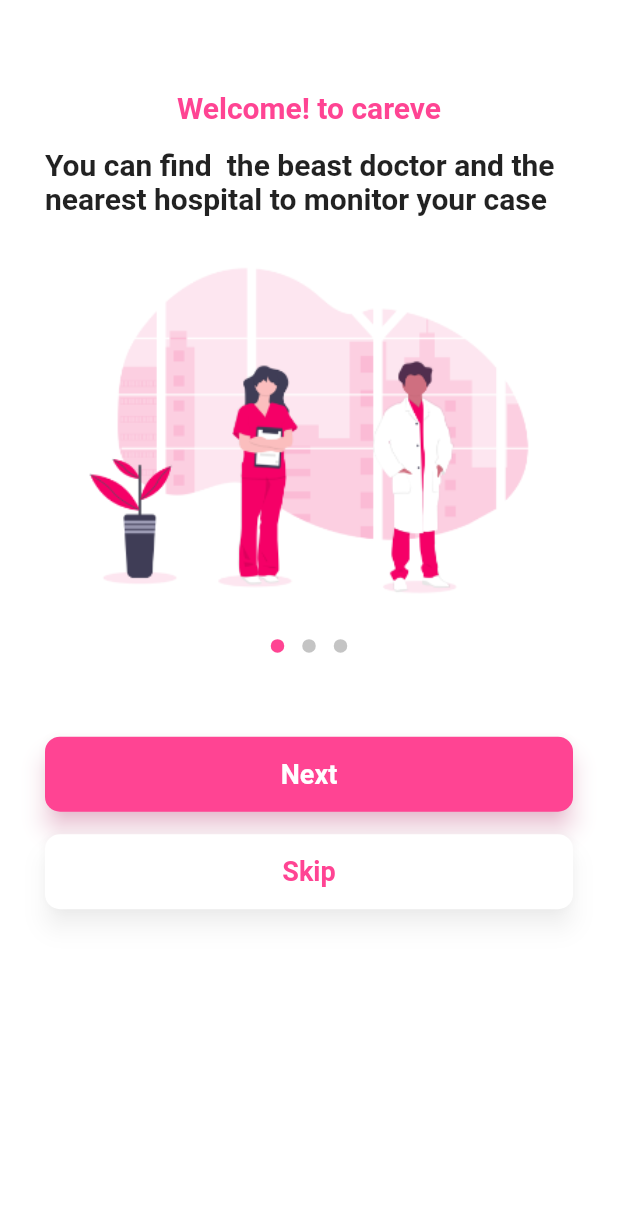
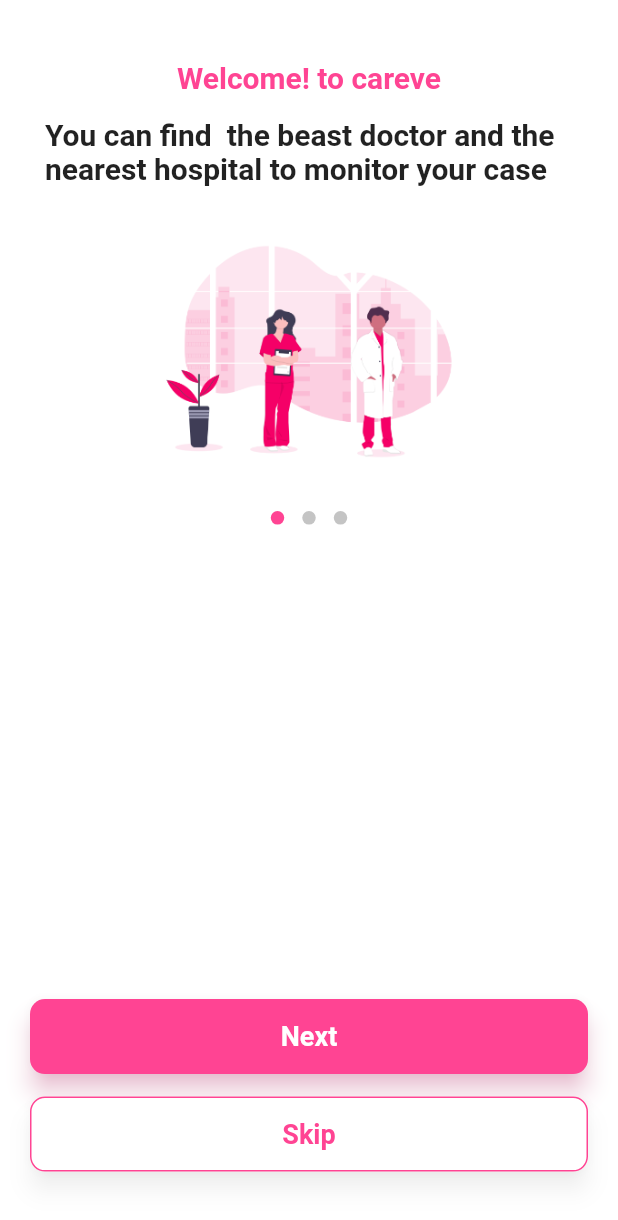
Before and after one commit to Medhat170/careve-Graduation-Project-, a Flutter app: the SplashView screen opened by its route, on a phone screen of 412 x 824 dp. Shown: the top 1220 px of the screen. Run offline on Flutter 3.47's test engine with Material 2 defaults, Android fonts, the phone set to English and light mode, and no system bars; drawn by our look-alikes of dots_indicator; our stand-ins replace dio, flutter_screenutil, font_awesome_flutter, get, pin_code_text_field; Roboto replaces fonts that are missing (Segoe UI); statements that could not run were skipped.

Commit message:
creating splash_screen2

```diff
--- /dev/null
+++ b/lib/app/components/SplashBody.dart
@@ -0,0 +1,88 @@
+import 'package:careve/app/routes/app_pages.dart';
+import 'package:careve/app/utilities/colorUtil.dart';
+import 'package:flutter/material.dart';
+import 'package:careve/app/utilities/pathUtil.dart';
+import '../components/AppButton.dart';
+import 'SplashContent.dart';
+import 'package:get/get.dart';
+
+class SplashBody extends StatefulWidget {
+  @override
+  _SplashBodyState createState() => _SplashBodyState();
+}
+
+class _SplashBodyState extends State<SplashBody> {
+  int currentPage = 0;
+  List<Map<String, String>> splashData = [
+    {
+      "text":
+          "You can find  the beast doctor and the nearest hospital to monitor your case",
+      "image": PathUtil.splashscreen1Image
+    },
+    {
+      "text": "Connect With Other People Who Are Experiencing The Same Things",
+      "image": PathUtil.splashscreen2Image
+    },
+    {
+      "text": "you can get articles and tests to check on your health",
+      "image": PathUtil.splashscreen3Image
+    },
+  ];
+  @override
+  Widget build(BuildContext context) {
+    return SafeArea(
+      child: SizedBox(
+        width: double.infinity,
+        child: Column(
+          children: <Widget>[
+            Expanded(
+              flex: 3,
+              child: PageView.builder(
+                onPageChanged: (value) {
+                  setState(() {
+                    currentPage = value;
+                  });
+                },
+                itemCount: splashData.length,
+                itemBuilder: (context, index) => SplashContent(
+                  image: splashData[index]["image"],
+                  text: splashData[index]['text'],
+                ),
+              ),
+            ),
+            Expanded(
+              flex: 2,
+              child: Padding(
+                padding: EdgeInsets.symmetric(horizontal: 20),
+                child: Column(
+                  children: <Widget>[
+                    Spacer(),
+                    Spacer(flex: 3),
+                    AppButton(
+                      'Next',
+                      onTap: () {},
+                      backgroundColor: ColorUtil.primaryColor,
+                    ),
+                    SizedBox(
+                      height: 15,
+                    ),
+                    AppButton(
+                      'Skip',
+                      onTap: () => Get.toNamed(
+                        Routes.HOME,
+                      ),
+                      textColor: ColorUtil.primaryColor,
+                      backgroundColor: Colors.white,
+                      borderColor: ColorUtil.primaryColor,
+                    ),
+                    Spacer(),
+                  ],
+                ),
+              ),
+            ),
+          ],
+        ),
+      ),
+    );
+  }
+}
--- /dev/null
+++ b/lib/app/components/SplashContent.dart
@@ -0,0 +1,62 @@
+import 'package:flutter/material.dart';
+import 'package:dots_indicator/dots_indicator.dart';
+import 'package:careve/app/utilities/colorUtil.dart';
+import 'package:flutter_screenutil/flutter_screenutil.dart';
+
+class SplashContent extends StatelessWidget {
+  const SplashContent({
+    Key key,
+    this.text,
+    this.image,
+  }) : super(key: key);
+  final String text, image;
+
+  @override
+  Widget build(BuildContext context) {
+    return Padding(
+      padding: EdgeInsets.symmetric(horizontal: 30, vertical: 40),
+      child: Column(
+        children: [
+          Text(
+            'Welcome! to careve',
+            style: TextStyle(
+              color: ColorUtil.primaryColor,
+              fontSize: 20,
+              fontWeight: FontWeight.bold,
+            ),
+          ),
+          SizedBox(
+            height: 15,
+          ),
+          Text(
+            text,
+            softWrap: true,
+            style: TextStyle(
+              fontSize: 20,
+              fontWeight: FontWeight.w600,
+            ),
+          ),
+          SizedBox(
+            height: 15,
+          ),
+          Image.asset(
+            image,
+            width: 600.w,
+            height: 500.w,
+          ),
+          SizedBox(
+            height: 5,
+          ),
+          new DotsIndicator(
+            dotsCount: 3,
+            position: 0,
+            decorator: DotsDecorator(
+              color: Color(0xffC4C4C4), // Inactive color
+              activeColor: ColorUtil.primaryColor,
+            ),
+          ),
+        ],
+      ),
+    );
+  }
+}
--- a/lib/app/modules/auth/views/auth_view.dart
+++ b/lib/app/modules/auth/views/auth_view.dart
@@ -86,7 +86,10 @@
                               ),
                               AppButton(
                                 S.of(context).signIn,
-                                onTap: () async => await controller.auth(),
+                                onTap: () async {
+                                  await controller.auth();
+                                  Get.toNamed(Routes.SPLASH);
+                                },
                                 backgroundColor: ColorUtil.primaryColor,
                               ),
                               const SizedBox(
--- a/lib/app/modules/home/views/home_view.dart
+++ b/lib/app/modules/home/views/home_view.dart
@@ -1,21 +1,14 @@
 import 'package:flutter/material.dart';
-
 import 'package:get/get.dart';
-
 import '../controllers/home_controller.dart';
 
 class HomeView extends GetView<HomeController> {
   @override
   Widget build(BuildContext context) {
     return Scaffold(
-      appBar: AppBar(
-        title: Text('HomeView'),
-        centerTitle: true,
-      ),
       body: Center(
-        child: Text(
-          'HomeView is working',
-          style: TextStyle(fontSize: 20),
+        child: Container(
+          child: Text('THIS IS HOME PAGE'),
         ),
       ),
     );
--- a/lib/app/modules/splash/views/splash_view.dart
+++ b/lib/app/modules/splash/views/splash_view.dart
@@ -1,77 +1,13 @@
-import 'package:careve/app/components/AppButton.dart';
-import 'package:careve/app/utilities/colorUtil.dart';
 import 'package:flutter/material.dart';
 import 'package:get/get.dart';
 import '../controllers/splash_controller.dart';
-import 'package:careve/app/utilities/pathUtil.dart';
-import 'package:dots_indicator/dots_indicator.dart';
+import 'package:careve/app/components/SplashBody.dart';
 
 class SplashView extends GetView<SplashController> {
   @override
   Widget build(BuildContext context) {
     return Scaffold(
-      backgroundColor: Colors.white,
-      body: Padding(
-        padding: const EdgeInsets.symmetric(horizontal: 30, vertical: 60),
-        child: Column(
-          children: [
-            Text(
-              'Welcome! to careve',
-              style: TextStyle(
-                color: ColorUtil.primaryColor,
-                fontSize: 20,
-                fontWeight: FontWeight.bold,
-              ),
-            ),
-            SizedBox(
-              height: 15,
-            ),
-            Text(
-              'You can find  the beast doctor and the nearest hospital to monitor your case',
-              softWrap: true,
-              style: TextStyle(
-                fontSize: 20,
-                fontWeight: FontWeight.w600,
-              ),
-            ),
-            SizedBox(
-              height: 15,
-            ),
-            Image.asset(
-              PathUtil.splashscreen1Image,
-            ),
-            SizedBox(
-              height: 5,
-            ),
-            new DotsIndicator(
-              dotsCount: 3,
-              position: 0,
-              decorator: DotsDecorator(
-                color: Color(0xffC4C4C4), // Inactive color
-                activeColor: ColorUtil.primaryColor,
-              ),
-            ),
-            SizedBox(
-              height: 50,
-            ),
-            AppButton(
-               'Next',
-              backgroundColor: ColorUtil.primaryColor,
-              onTap: () {},
-              textColor: Colors.white,
-            ),
-            SizedBox(
-              height: 15,
-            ),
-            AppButton(
-               'Skip',
-              backgroundColor: Colors.white,
-              onTap: () {},
-              textColor: ColorUtil.primaryColor,
-            ),
-          ],
-        ),
-      ),
+      body: SplashBody(),
     );
   }
 }
```
